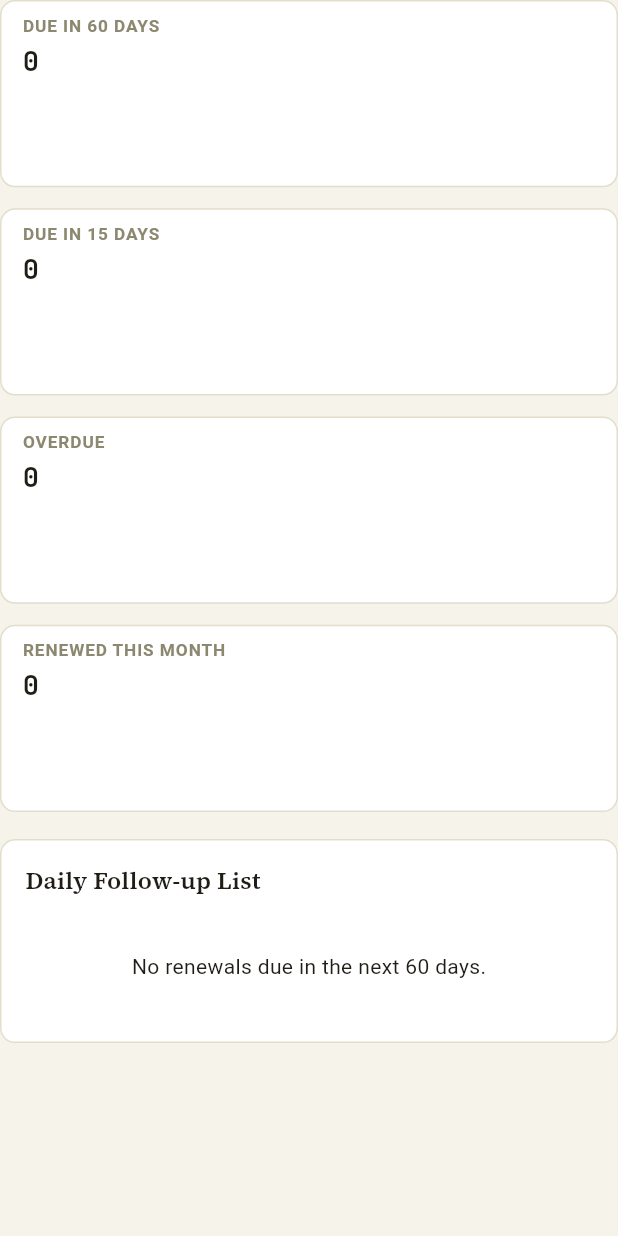
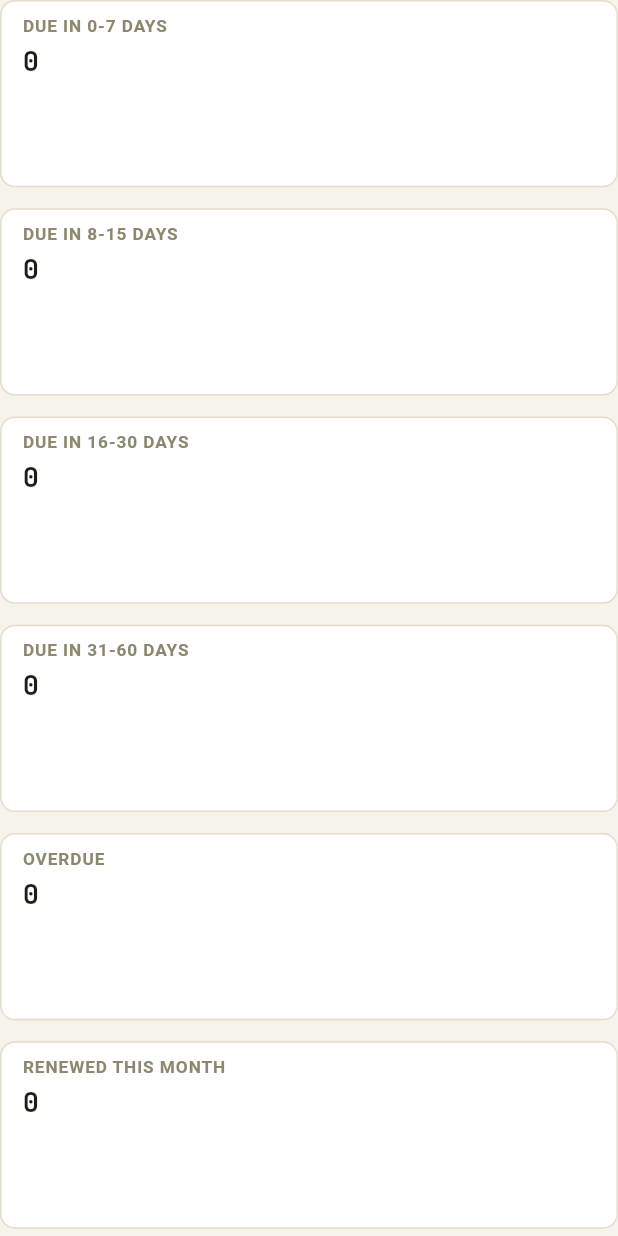
Before and after one commit to shivhegde/AiOffice, a Flutter app: the _RenewalsTab widget shown alone on an empty page, opened directly, on a phone screen of 412 x 824 dp. Run offline on Flutter 3.47's test engine with Material 3 defaults, Android fonts, the phone set to English and light mode, and no system bars; our stand-ins replace cloud_firestore, file_picker, firebase_auth, firebase_core, firebase_storage, flutter_riverpod and 6 more; missing offline and left inert: desktop_drop; accounts and stored records are empty.

Commit message:
Vehicle Insurance: non-overlapping expiry bands on Policies/Renewals tiles
Both tabs' stat tiles used isExpiringWithin(N), which is cumulative
(each tile also counts everything in the shorter windows), so e.g.
"Expiring in 30 Days" included the policies already counted in "7
Days" and the new "15 Days" tile — the numbers didn't add up to what
the labels implied.

Added VehiclePolicy.isExpiringBetween(min, max) for exclusive bands
and switched both tabs to it:
- Policies tab: Expiring in 7 Days / 8 to 15 days / 16 to 30 days /
  31 to 60 days.
- Renewals tab: Due in 0-7 Days / 8-15 Days / 16-30 Days / 31-60 Days
  (replacing the overlapping "Due in 60 Days" / "Due in 15 Days"
  pair), Overdue and Renewed This Month unchanged.

Co-Authored-By: Claude Sonnet 5 <noreply@anthropic.com>
Claude-Session: https://claude.ai/code/session_01GHwP3VD8wxStvdyk2JHYKP

```diff
--- a/lib/features/vehicle_insurance/presentation/vehicle_insurance_screen.dart
+++ b/lib/features/vehicle_insurance/presentation/vehicle_insurance_screen.dart
@@ -66,7 +66,9 @@ class _PoliciesTab extends ConsumerWidget {
       data: (all) {
         final active = all.where((p) => p.status == PolicyStatus.active).length;
         final expiring7 = all.where((p) => p.isExpiringWithin(7)).length;
-        final expiring30 = all.where((p) => p.isExpiringWithin(30)).length;
+        final expiring8to15 = all.where((p) => p.isExpiringBetween(8, 15)).length;
+        final expiring16to30 = all.where((p) => p.isExpiringBetween(16, 30)).length;
+        final expiring31to60 = all.where((p) => p.isExpiringBetween(31, 60)).length;
         final premiumCollected = all.fold<double>(0, (sum, p) => sum + p.premium);
 
         return Column(
@@ -76,7 +78,9 @@ class _PoliciesTab extends ConsumerWidget {
               tiles: [
                 StatTile(label: 'Active Policies', value: '$active'),
                 StatTile(label: 'Expiring in 7 Days', value: '$expiring7'),
-                StatTile(label: 'Expiring in 30 Days', value: '$expiring30'),
+                StatTile(label: 'Expiring in 8 to 15 days', value: '$expiring8to15'),
+                StatTile(label: 'Expiring in 16 to 30 days', value: '$expiring16to30'),
+                StatTile(label: 'Expiring in 31 to 60 days', value: '$expiring31to60'),
                 StatTile(label: 'Premium Collected', value: formatCurrencyCompact(premiumCollected)),
               ],
             ),
@@ -116,8 +120,10 @@ class _RenewalsTab extends ConsumerWidget {
     return allAsync.when(
       data: (all) {
         final renewedThisMonth = all.where((p) => p.isRenewedThisMonth).length;
-        final due60 = all.where((p) => p.isExpiringWithin(60)).length;
-        final due15 = all.where((p) => p.isExpiringWithin(15)).length;
+        final due0to7 = all.where((p) => p.isExpiringBetween(0, 7)).length;
+        final due8to15 = all.where((p) => p.isExpiringBetween(8, 15)).length;
+        final due16to30 = all.where((p) => p.isExpiringBetween(16, 30)).length;
+        final due31to60 = all.where((p) => p.isExpiringBetween(31, 60)).length;
         final overdue = all.where((p) => p.isOverdue).length;
 
         return Column(
@@ -125,8 +131,10 @@ class _RenewalsTab extends ConsumerWidget {
           children: [
             _StatRow(
               tiles: [
-                StatTile(label: 'Due in 60 Days', value: '$due60'),
-                StatTile(label: 'Due in 15 Days', value: '$due15'),
+                StatTile(label: 'Due in 0-7 Days', value: '$due0to7'),
+                StatTile(label: 'Due in 8-15 Days', value: '$due8to15'),
+                StatTile(label: 'Due in 16-30 Days', value: '$due16to30'),
+                StatTile(label: 'Due in 31-60 Days', value: '$due31to60'),
                 StatTile(label: 'Overdue', value: '$overdue'),
                 StatTile(label: 'Renewed This Month', value: '$renewedThisMonth'),
               ],
```
Also changed, not shown: lib/features/vehicle_insurance/domain/vehicle_policy.dart (+7 -0 lines).
